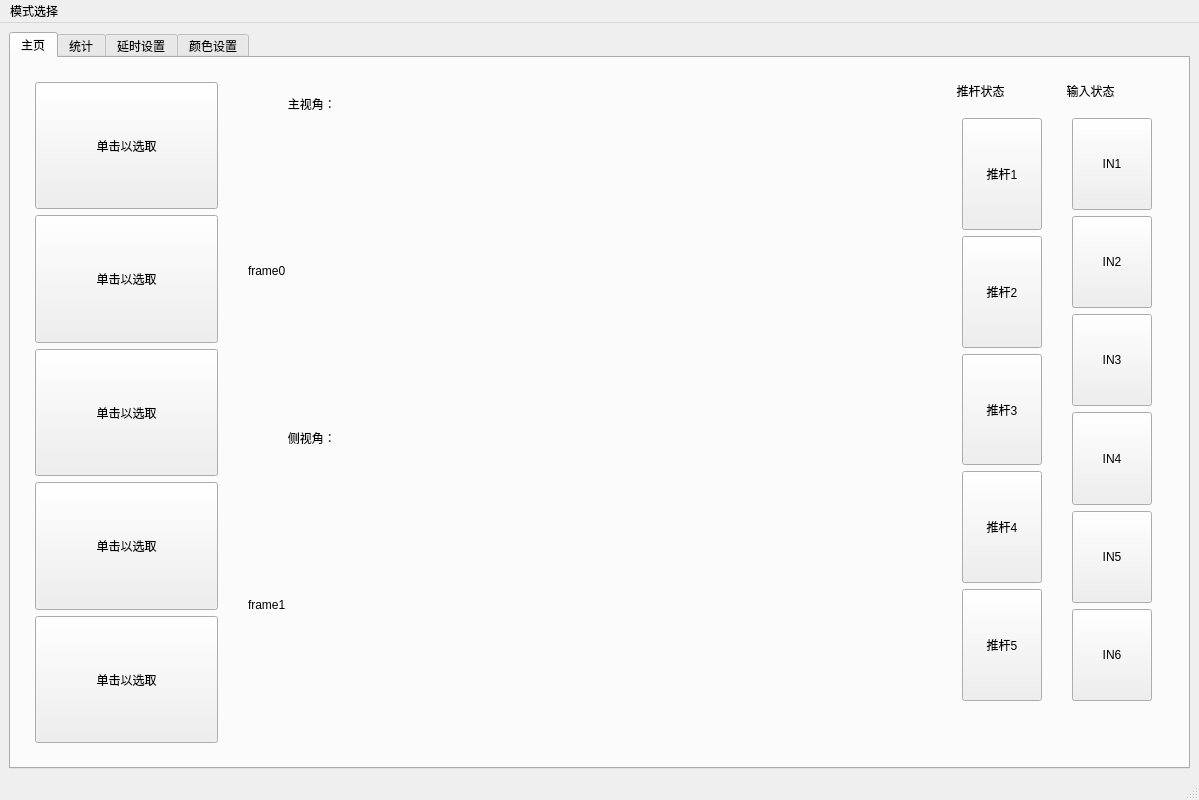
Old version of the form source/Ui/.ui/window_main.ui in the repository JIYIC-P/SCSS2.
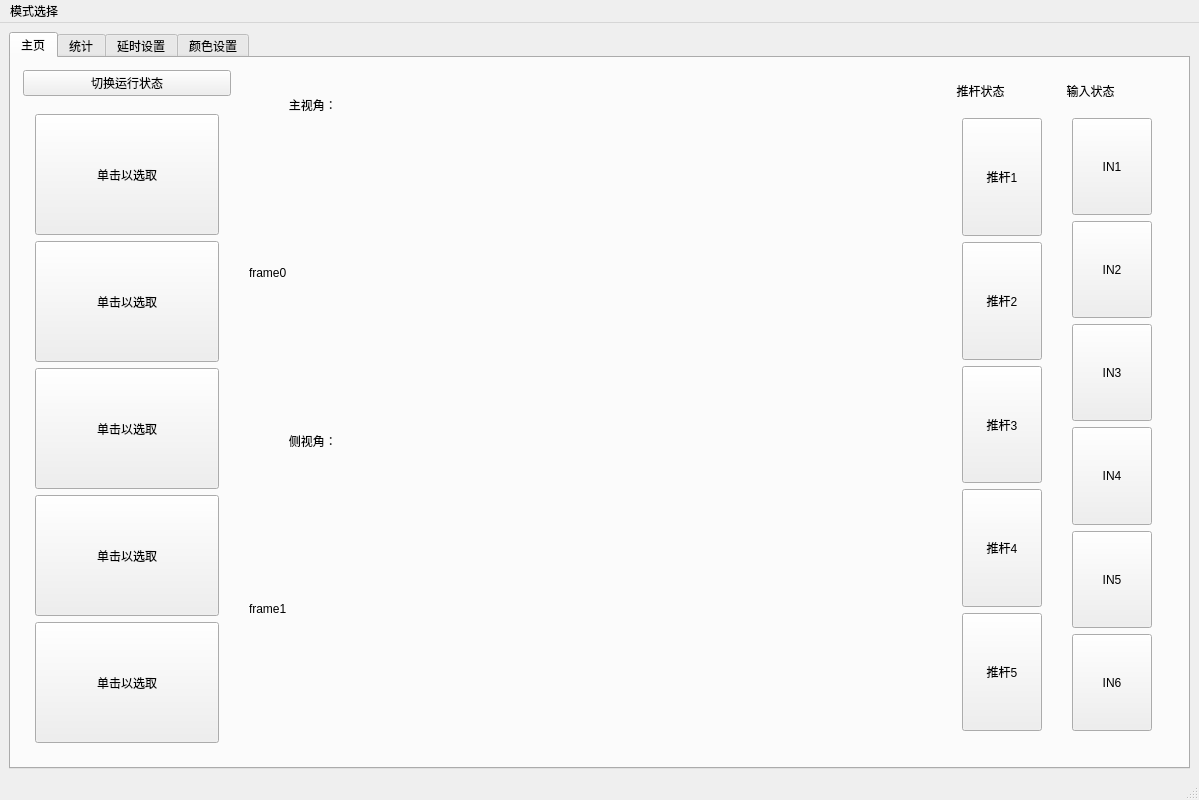
New version of the form. The open tabs and pages were chosen to show the change.

Diff of the .ui file:
```diff
--- a/source/Ui/.ui/window_main.ui
+++ b/source/Ui/.ui/window_main.ui
@@ -39,7 +39,7 @@
        <attribute name="title">
         <string>主页</string>
        </attribute>
-       <layout class="QGridLayout" name="gridLayout_3" rowstretch="0,0,0,0,0,0" columnstretch="3,10,0,3">
+       <layout class="QGridLayout" name="gridLayout_3" rowstretch="0,0,0,0,0,0,0" columnstretch="3,10,0,3">
         <property name="leftMargin">
          <number>12</number>
         </property>
@@ -52,7 +52,95 @@
         <property name="bottomMargin">
          <number>12</number>
         </property>
-        <item row="0" column="1" rowspan="5" colspan="2">
+        <item row="1" column="0" rowspan="6">
+         <layout class="QVBoxLayout" name="verticalLayout_2">
+          <property name="leftMargin">
+           <number>12</number>
+          </property>
+          <property name="topMargin">
+           <number>12</number>
+          </property>
+          <property name="rightMargin">
+           <number>12</number>
+          </property>
+          <property name="bottomMargin">
+           <number>12</number>
+          </property>
+          <item>
+           <widget class="QPushButton" name="btn_SetWorker0">
+            <property name="sizePolicy">
+             <sizepolicy hsizetype="Expanding" vsizetype="Expanding">
+              <horstretch>0</horstretch>
+              <verstretch>0</verstretch>
+             </sizepolicy>
+            </property>
+            <property name="text">
+             <string>单击以选取</string>
+            </property>
+           </widget>
+          </item>
+          <item>
+           <widget class="QPushButton" name="btn_SetWorker1">
+            <property name="sizePolicy">
+             <sizepolicy hsizetype="Minimum" vsizetype="Expanding">
+              <horstretch>0</horstretch>
+              <verstretch>0</verstretch>
+             </sizepolicy>
+            </property>
+            <property name="text">
+             <string>单击以选取</string>
+            </property>
+           </widget>
+          </item>
+          <item>
+           <widget class="QPushButton" name="btn_SetWorker2">
+            <property name="sizePolicy">
+             <sizepolicy hsizetype="Minimum" vsizetype="Expanding">
+              <horstretch>0</horstretch>
+              <verstretch>0</verstretch>
+             </sizepolicy>
+            </property>
+            <property name="text">
+             <string>单击以选取</string>
+            </property>
+           </widget>
+          </item>
+          <item>
+           <widget class="QPushButton" name="btn_SetWorker3">
+            <property name="sizePolicy">
+             <sizepolicy hsizetype="Minimum" vsizetype="Expanding">
+              <horstretch>0</horstretch>
+              <verstretch>0</verstretch>
+             </sizepolicy>
+            </property>
+            <property name="text">
+             <string>单击以选取</string>
+            </property>
+           </widget>
+          </item>
+          <item>
+           <widget class="QPushButton" name="btn_SetWorker4">
+            <property name="sizePolicy">
+             <sizepolicy hsizetype="Minimum" vsizetype="Expanding">
+              <horstretch>0</horstretch>
+              <verstretch>0</verstretch>
+             </sizepolicy>
+            </property>
+            <property name="text">
+             <string>单击以选取</string>
+            </property>
+           </widget>
+          </item>
+         </layout>
+        </item>
+        <item row="0" column="0">
+         <widget class="QPushButton" name="btn_ShiftPusher">
+          <property name="text">
+           <string>切换运行状态</string>
+          </property>
+         </widget>
+        </item>
+        <item row="0" column="1" rowspan="7" colspan="2">
          <layout class="QVBoxLayout" name="verticalLayout_frame" stretch="1,6,1,6">
           <property name="spacing">
            <number>12</number>
@@ -123,7 +211,7 @@
           </item>
          </layout>
         </item>
-        <item row="0" column="3">
+        <item row="0" column="3" rowspan="7">
          <layout class="QVBoxLayout" name="verticalLayout_6">
           <property name="leftMargin">
            <number>12</number>
@@ -342,87 +430,6 @@
           </item>
          </layout>
         </item>
-        <item row="0" column="0" rowspan="6">
-         <layout class="QVBoxLayout" name="verticalLayout_2">
-          <property name="leftMargin">
-           <number>12</number>
-          </property>
-          <property name="topMargin">
-           <number>12</number>
-          </property>
-          <property name="rightMargin">
-           <number>12</number>
-          </property>
-          <property name="bottomMargin">
-           <number>12</number>
-          </property>
-          <item>
-           <widget class="QPushButton" name="btn_SetWorker0">
-            <property name="sizePolicy">
-             <sizepolicy hsizetype="Expanding" vsizetype="Expanding">
-              <horstretch>0</horstretch>
-              <verstretch>0</verstretch>
-             </sizepolicy>
-            </property>
-            <property name="text">
-             <string>单击以选取</string>
-            </property>
-           </widget>
-          </item>
-          <item>
-           <widget class="QPushButton" name="btn_SetWorker1">
-            <property name="sizePolicy">
-             <sizepolicy hsizetype="Minimum" vsizetype="Expanding">
-              <horstretch>0</horstretch>
-              <verstretch>0</verstretch>
-             </sizepolicy>
-            </property>
-            <property name="text">
-             <string>单击以选取</string>
-            </property>
-           </widget>
-          </item>
-          <item>
-           <widget class="QPushButton" name="btn_SetWorker2">
-            <property name="sizePolicy">
-             <sizepolicy hsizetype="Minimum" vsizetype="Expanding">
-              <horstretch>0</horstretch>
-              <verstretch>0</verstretch>
-             </sizepolicy>
-            </property>
-            <property name="text">
-             <string>单击以选取</string>
-            </property>
-           </widget>
-          </item>
-          <item>
-           <widget class="QPushButton" name="btn_SetWorker3">
-            <property name="sizePolicy">
-             <sizepolicy hsizetype="Minimum" vsizetype="Expanding">
-              <horstretch>0</horstretch>
-              <verstretch>0</verstretch>
-             </sizepolicy>
-            </property>
-            <property name="text">
-             <string>单击以选取</string>
-            </property>
-           </widget>
-          </item>
-          <item>
-           <widget class="QPushButton" name="btn_SetWorker4">
-            <property name="sizePolicy">
-             <sizepolicy hsizetype="Minimum" vsizetype="Expanding">
-              <horstretch>0</horstretch>
-              <verstretch>0</verstretch>
-             </sizepolicy>
-            </property>
-            <property name="text">
-             <string>单击以选取</string>
-            </property>
-           </widget>
-          </item>
-         </layout>
-        </item>
        </layout>
       </widget>
       <widget class="QWidget" name="count">
```
Left out of the diff: 2 changed lines with no effect on the pictures.
